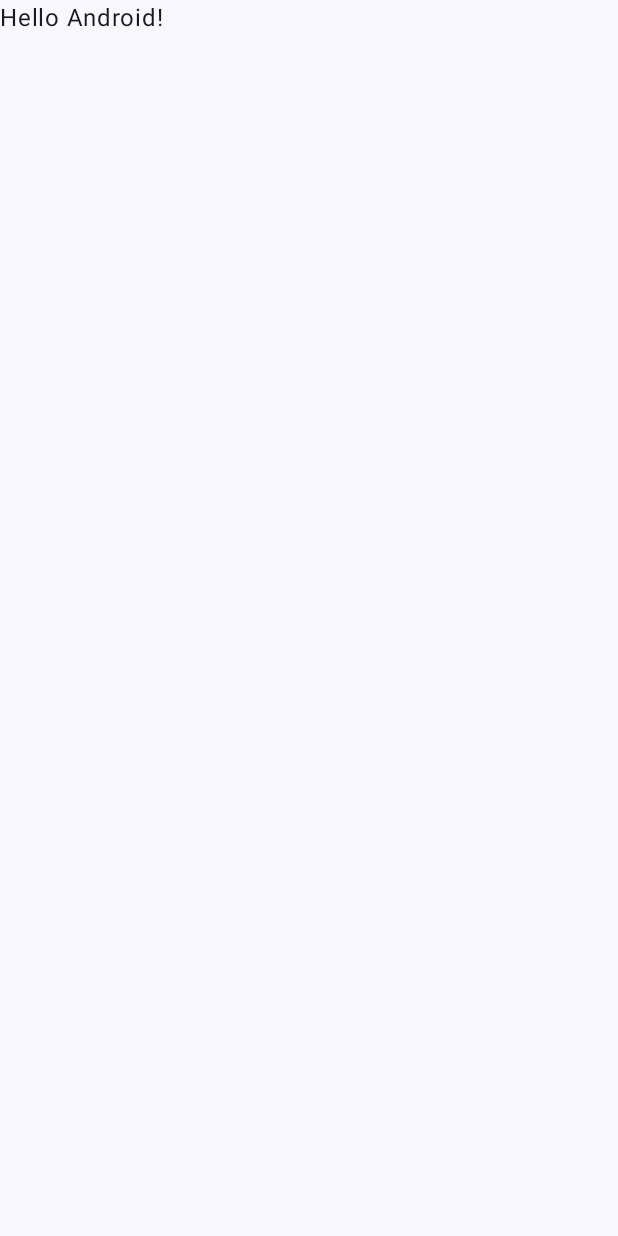
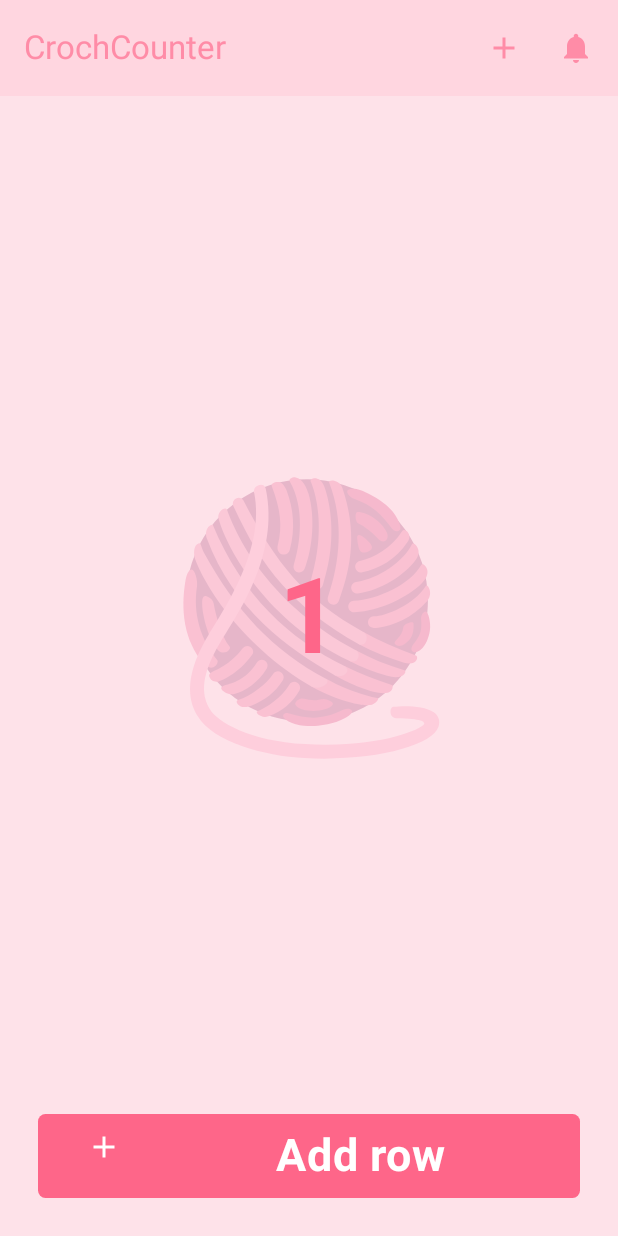
Before and after one commit to mathiasbolle/CrochCounter, an Android app built with Jetpack Compose: the screen it shows after launch (MainActivity), on a phone screen of 412 x 824 dp. Before the commit the screen is almost empty. Run offline under Robolectric (Android 15) with nearby library versions, the phone set to English and light mode, and no system bars.

Commit message:
Basic layout main screen

```diff
--- a/app/src/main/java/be/mbolle/crochcounter/MainActivity.kt
+++ b/app/src/main/java/be/mbolle/crochcounter/MainActivity.kt
@@ -4,13 +4,7 @@ import android.os.Bundle
 import androidx.activity.ComponentActivity
 import androidx.activity.compose.setContent
 import androidx.activity.enableEdgeToEdge
-import androidx.compose.foundation.layout.fillMaxSize
-import androidx.compose.foundation.layout.padding
-import androidx.compose.material3.Scaffold
-import androidx.compose.material3.Text
-import androidx.compose.runtime.Composable
-import androidx.compose.ui.Modifier
-import androidx.compose.ui.tooling.preview.Preview
+import be.mbolle.crochcounter.ui.CrochCounterApp
 import be.mbolle.crochcounter.ui.theme.CrochCounterTheme
 
 class MainActivity : ComponentActivity() {
@@ -19,29 +13,8 @@ class MainActivity : ComponentActivity() {
         enableEdgeToEdge()
         setContent {
             CrochCounterTheme {
-                Scaffold(modifier = Modifier.fillMaxSize()) { innerPadding ->
-                    Greeting(
-                        name = "Android",
-                        modifier = Modifier.padding(innerPadding)
-                    )
-                }
+                CrochCounterApp()
             }
         }
     }
 }
-
-@Composable
-fun Greeting(name: String, modifier: Modifier = Modifier) {
-    Text(
-        text = "Hello $name!",
-        modifier = modifier
-    )
-}
-
-@Preview(showBackground = true)
-@Composable
-fun GreetingPreview() {
-    CrochCounterTheme {
-        Greeting("Android")
-    }
-}
--- /dev/null
+++ b/app/src/main/java/be/mbolle/crochcounter/ui/CrochCounterApp.kt
@@ -0,0 +1,84 @@
+package be.mbolle.crochcounter.ui
+
+import androidx.compose.foundation.layout.Box
+import androidx.compose.foundation.layout.fillMaxSize
+import androidx.compose.foundation.layout.fillMaxWidth
+import androidx.compose.foundation.layout.height
+import androidx.compose.foundation.layout.padding
+import androidx.compose.material.icons.Icons
+import androidx.compose.material.icons.filled.Notifications
+import androidx.compose.material.icons.sharp.Add
+import androidx.compose.material3.ExperimentalMaterial3Api
+import androidx.compose.material3.Icon
+import androidx.compose.material3.IconButton
+import androidx.compose.material3.IconButtonDefaults
+import androidx.compose.material3.Scaffold
+import androidx.compose.material3.Text
+import androidx.compose.material3.TopAppBar
+import androidx.compose.material3.TopAppBarDefaults
+import androidx.compose.runtime.Composable
+import androidx.compose.ui.Alignment
+import androidx.compose.ui.Modifier
+import androidx.compose.ui.graphics.Color
+import androidx.compose.ui.res.stringResource
+import androidx.compose.ui.tooling.preview.Preview
+import androidx.compose.ui.unit.dp
+import be.mbolle.crochcounter.R
+import be.mbolle.crochcounter.ui.composables.Button
+import be.mbolle.crochcounter.ui.composables.Counter
+
+@Preview
+@Composable
+fun CrochCounterApp(modifier: Modifier = Modifier) {
+    Scaffold(
+        modifier = Modifier.fillMaxSize(),
+        containerColor = Color(0XFFFEE2E9),
+        topBar = {
+            TopCrocherBar()
+        }
+    ) { innerPadding ->
+        CrosherContent(modifier = Modifier
+            .padding(innerPadding)
+            .fillMaxSize())
+    }
+}
+
+@OptIn(ExperimentalMaterial3Api::class)
+@Composable
+fun TopCrocherBar(modifier: Modifier = Modifier) {
+    TopAppBar(
+        colors = TopAppBarDefaults.topAppBarColors(
+            containerColor = Color(0XFFFFD6E0),
+            titleContentColor = Color(0XFFFF8CA7),
+        ),
+        title = {
+            Text(stringResource(R.string.app_name))
+        },
+
+        actions = {
+            IconButton(onClick = { /* do something! */ }, colors = IconButtonDefaults.iconButtonColors(contentColor = Color(0XFFFF8CA7))) {
+                Icon(
+                    imageVector = Icons.Sharp.Add,
+                    contentDescription = stringResource(R.string.subtract_btn)
+                )
+            }
+            IconButton(onClick = { /* do something! */ },  colors = IconButtonDefaults.iconButtonColors(contentColor = Color(0XFFFF8CA7))) {
+                Icon(
+                    imageVector = Icons.Filled.Notifications,
+                    contentDescription = stringResource(R.string.reset_btn)
+                )
+            }
+        }
+    )
+}
+
+@Composable
+fun CrosherContent(modifier: Modifier = Modifier) {
+    Box(modifier = Modifier.fillMaxSize()) {
+        Counter(value = "1", modifier = Modifier.height(200.dp).align(Alignment.Center))
+        Button(modifier = Modifier
+            .fillMaxWidth()
+            .align(Alignment.BottomCenter)
+            , onClick = {}, label = "Add row")
+    }
+}
--- /dev/null
+++ b/app/src/main/java/be/mbolle/crochcounter/ui/composables/Button.kt
@@ -0,0 +1,45 @@
+package be.mbolle.crochcounter.ui.composables
+
+import androidx.compose.foundation.background
+import androidx.compose.foundation.clickable
+import androidx.compose.foundation.layout.Row
+import androidx.compose.foundation.layout.padding
+import androidx.compose.foundation.shape.RoundedCornerShape
+import androidx.compose.material.icons.Icons
+import androidx.compose.material.icons.sharp.Add
+import androidx.compose.material3.Icon
+import androidx.compose.material3.Text
+import androidx.compose.runtime.Composable
+import androidx.compose.ui.Modifier
+import androidx.compose.ui.graphics.Color
+import androidx.compose.ui.res.stringResource
+import androidx.compose.ui.text.font.FontWeight
+import androidx.compose.ui.text.style.TextAlign
+import androidx.compose.ui.unit.dp
+import androidx.compose.ui.unit.sp
+import be.mbolle.crochcounter.R
+
+@Composable
+fun Button(
+    modifier: Modifier = Modifier,
+    label: String,
+    onClick: () -> Unit
+) {
+    Row(
+        modifier = modifier.padding(25.dp)
+            .background(color = Color(0XFFFE6689), shape = RoundedCornerShape(5.dp))
+            .clickable { onClick() }
+            .padding(10.dp)
+            ) {
+
+        Icon(
+            imageVector = Icons.Sharp.Add,
+            contentDescription = stringResource(R.string.add_btn),
+            modifier = Modifier.weight(0.2f),
+            tint = Color.White
+        )
+
+        Text(text = label, modifier = Modifier.weight(0.8F), textAlign = TextAlign.Center, color = Color.White, fontWeight = FontWeight.Bold, fontSize = 30.sp
+        )
+    }
+}
--- /dev/null
+++ b/app/src/main/java/be/mbolle/crochcounter/ui/composables/Counter.kt
@@ -0,0 +1,40 @@
+package be.mbolle.crochcounter.ui.composables
+
+import androidx.compose.foundation.Image
+import androidx.compose.foundation.layout.Box
+import androidx.compose.foundation.layout.aspectRatio
+import androidx.compose.material3.Text
+import androidx.compose.runtime.Composable
+import androidx.compose.ui.Alignment
+import androidx.compose.ui.Modifier
+import androidx.compose.ui.graphics.Color
+import androidx.compose.ui.layout.ContentScale
+import androidx.compose.ui.res.painterResource
+import androidx.compose.ui.text.font.FontWeight
+import androidx.compose.ui.tooling.preview.Preview
+import androidx.compose.ui.unit.sp
+import be.mbolle.crochcounter.R
+
+@Composable
+fun Counter(modifier: Modifier = Modifier, value: String) {
+    Box(
+        modifier = modifier
+    ) {
+
+        Image(
+            painter = painterResource(R.drawable.yarn),
+            contentDescription = "background yarn",
+            contentScale = ContentScale.Fit,
+            alpha = 0.2f,
+            modifier = Modifier.aspectRatio(1f),
+        )
+        Text(text = value, fontSize = 70.sp, fontWeight = FontWeight.Bold, color = Color(0XFFFE6689),
+            modifier = Modifier.align(alignment = Alignment.Center))
+    }
+}
+
+@Composable
+@Preview
+fun CounterPreview(counter: String = "1") {
+    Counter(value = counter)
+}
--- /dev/null
+++ b/app/src/main/res/drawable/yarn.xml
@@ -0,0 +1,99 @@
+<vector xmlns:android="http://schemas.android.com/apk/res/android"
+    android:width="800dp"
+    android:height="800dp"
+    android:viewportWidth="128"
+    android:viewportHeight="128">
+  <path
+      android:pathData="M63.13,56.58m-51.61,0a51.61,51.61 0,1 1,103.22 0a51.61,51.61 0,1 1,-103.22 0"
+      android:fillColor="#880e4f"/>
+  <path
+      android:pathData="M53.34,36.91c-0.12,0 -0.25,-0.03 -0.37,-0.04c-2.11,-0.12 -2.67,-2.52 -2.32,-3.84c2.16,-8.27 1.09,-15.62 -2.45,-25.01c-0.73,-1.92 2.18,-2.42 3.45,-1.91c1.22,0.49 2.35,2.25 2.84,3.58c2.93,7.93 3.75,16.26 1.33,25.17c-0.32,1.2 -1.28,2.08 -2.48,2.05z"
+      android:fillColor="#ec407a"/>
+  <path
+      android:pathData="M59.8,44.58c-0.22,0 -0.44,-0.04 -0.66,-0.11a2.47,2.47 0,0 1,-1.65 -3.08c2.78,-9.2 4.81,-24.24 -1.63,-35.54c-0.68,-1.19 1.05,-1.97 2.41,-1.84c3.12,0.28 4.94,4.95 5.54,7.03c2.82,9.71 1.9,22.69 -1.59,31.78c-0.4,1.07 -1.34,1.79 -2.42,1.76z"
+      android:fillColor="#ec407a"/>
+  <path
+      android:pathData="M66.46,51.83c-1.7,-0.49 -2.02,-2.73 -1.63,-4.04c7.74,-25.94 -0.05,-41.88 -0.11,-42.05c-0.48,-1.28 3.72,-3.03 5.79,2.16c0.3,0.75 7.21,18.1 -0.58,42c-0.37,1.1 -1.69,2.45 -3.47,1.93z"
+      android:fillColor="#ec407a"/>
+  <path
+      android:pathData="M22.42,90.5c-0.72,-0.85 -1.62,-2.2 -0.48,-2.96c1.89,-1.27 8.38,-3.33 13.57,-10.37c0.81,-1.1 2.18,-1.61 3.37,-0.93c1.19,0.67 1.72,2.26 0.93,3.37c-6.3,8.88 -13.97,11.28 -14.28,11.46c-0.38,0.22 -2.39,0.28 -3.11,-0.57z"
+      android:fillColor="#ec407a"/>
+  <path
+      android:pathData="M26.59,94.19c-0.52,-1.3 2.8,-1.87 2.8,-1.87c1.47,-0.56 7.5,-1.69 12.31,-9.26c0.73,-1.15 2.19,-1.6 3.37,-0.92c1.19,0.68 1.6,2.19 0.92,3.37c-3.23,5.66 -9.54,9.9 -13.86,10.93c-2.31,0.55 -5.03,-0.98 -5.54,-2.25z"
+      android:fillColor="#ec407a"/>
+  <path
+      android:pathData="M34.67,101.6c-1.53,-0.81 -1.98,-2.29 -1.01,-2.61c5.73,-1.85 11.99,-6.63 15.03,-11.13c0.76,-1.13 2.3,-1.43 3.43,-0.66c1.13,0.76 1.42,2.3 0.66,3.43c-3.57,5.38 -7.21,8.1 -13.15,10.68c-1.13,0.49 -3.53,1.05 -4.96,0.29z"
+      android:fillColor="#ec407a"/>
+  <path
+      android:pathData="M41.99,103.81c3.75,-1.72 10,-5.28 13.62,-11.35c0.7,-1.17 2.22,-1.56 3.39,-0.86c1.17,0.7 1.56,2.22 0.86,3.39c-2.92,4.9 -6.98,8.77 -13.17,10.95c-3.01,1.07 -5.94,-1.55 -4.7,-2.13z"
+      android:fillColor="#ec407a"/>
+  <path
+      android:pathData="M18.96,83.36c-8.33,-9.82 -9.8,-22.64 -7.66,-35.34c0.49,-2.92 1.56,-4.74 2.62,-4.73c1.37,0.02 2.69,4.72 2.29,7.27c-1.8,11.47 1.52,22.72 8.7,31.47c0.43,0.53 -0.18,2.32 -1.71,2.99c-1.53,0.66 -3.24,-0.48 -4.24,-1.66z"
+      android:fillColor="#ec407a"/>
+  <path
+      android:pathData="M25.31,77.83c-3.77,-3.54 -6.89,-14.62 -6.9,-19.89c0,-1.37 0.01,-3.34 1.38,-3.34c0,0 3.06,0.47 3.57,3.33c0.73,4.12 3.01,13.58 6.81,18.37c0.85,1.07 -2.29,3.94 -4.86,1.53z"
+      android:fillColor="#ec407a"/>
+  <path
+      android:pathData="M66.43,110.1c-4.35,0.22 -11.03,-0.69 -13.22,-3.69c-0.81,-1.1 0.64,-2.14 1.96,-1.79c7.96,2.15 13.47,3.4 23.64,-1.54c2.06,-1 4.34,0.05 3.32,1.49c-1.43,2.03 -7.88,5.18 -15.7,5.53z"
+      android:fillColor="#d81b60"/>
+  <path
+      android:pathData="M58.27,101.13c-0.77,-1.13 1.52,-3.02 2.88,-2.8c2.15,0.34 3.64,0.72 5.14,0.78c1.54,0.06 3.43,-0.5 4.01,-0.5c1.37,0 4.65,1.35 3.81,2.43c-2.6,3.34 -13.41,3.64 -15.84,0.09z"
+      android:fillColor="#d81b60"/>
+  <path
+      android:pathData="M86.48,44.57c-1.25,0.15 -2.43,-0.68 -2.7,-1.93c-0.29,-1.33 0.56,-2.65 1.89,-2.94c5.89,-1.28 13.57,-5.67 18.05,-12.72c1.07,-1.69 4.4,1.48 2.61,4.16c-5.38,8.09 -12.43,11.84 -19.61,13.39c-0.08,0.01 -0.16,0.03 -0.24,0.04z"
+      android:fillColor="#ec407a"/>
+  <path
+      android:pathData="M84.77,53.52a2.47,2.47 0,0 1,-2.74 -2.11c-0.19,-1.35 0.74,-2.61 2.1,-2.8c9.69,-1.39 20.28,-8.78 23.84,-16.18c0.59,-1.23 4.68,2.4 1.76,6.45c-5.21,7.21 -15.43,13.27 -24.89,14.62c-0.03,0.02 -0.05,0.02 -0.07,0.02z"
+      android:fillColor="#ec407a"/>
+  <path
+      android:pathData="M85.66,61.38c-0.79,0.09 -1.57,0.16 -2.32,0.19c-1.36,0.06 -2.52,-1 -2.58,-2.37c-0.06,-1.37 1,-2.53 2.37,-2.57c9.91,-0.42 24.32,-7.08 28.79,-15.37c0.65,-1.2 4.79,2.2 1.27,6.66c-2.64,3.35 -6.8,6.09 -11.56,8.48c-5.16,2.6 -10.96,4.39 -15.97,4.98z"
+      android:fillColor="#ec407a"/>
+  <path
+      android:pathData="M93.49,68.14c-0.7,0.08 -1.35,0.12 -1.93,0.1a2.46,2.46 0,0 1,-2.41 -2.53a2.46,2.46 0,0 1,2.53 -2.41c4.57,0.1 16.91,-4.7 22.15,-12.93c0.74,-1.15 3.47,3.15 0.52,6.51c-6.38,7.27 -14.83,10.55 -20.86,11.26z"
+      android:fillColor="#ec407a"/>
+  <path
+      android:pathData="M74.42,58.31c-0.3,0 -0.6,-0.05 -0.9,-0.17c-1.27,-0.49 -1.85,-1.91 -1.41,-3.2c5.09,-14.93 6.87,-32.53 0.47,-48.74c-0.5,-1.27 4.38,-1.44 5.67,2.35c6.08,17.94 4.25,32.46 -1.53,48.18c-0.36,0.99 -1.31,1.58 -2.3,1.58z"
+      android:fillColor="#ec407a"/>
+  <path
+      android:pathData="M93.08,29.81c-1.27,-1.59 -6.13,-5.43 -8.01,-6.09c-1.29,-0.46 -1.74,-4.9 -0.37,-4.9c4.5,-0.01 10.67,4.44 12.51,8.7c1.36,3.15 -1.53,5.54 -4.13,2.29z"
+      android:fillColor="#d81b60"/>
+  <path
+      android:pathData="M99.36,25.81c-4.43,-5.92 -7.99,-9.81 -16.19,-12.69c-1.89,-0.67 -3.68,-2.99 -2.53,-3.73c2.13,-1.38 6.1,0.3 7.21,0.83c4.34,2.07 8.36,4.29 11.74,8.22c1.91,2.22 4.15,6.85 3.24,7.86c-1.38,1.53 -2.98,0.16 -3.47,-0.49z"
+      android:fillColor="#d81b60"/>
+  <path
+      android:pathData="M100.6,74.95c-0.72,-1.16 3.29,-2.83 3.65,-7.07c0.12,-1.36 4.26,-2.96 4.35,-1.6c0.34,5.3 -1.53,7.23 -3.61,8.74c-2.27,1.63 -3.93,0.69 -4.39,-0.07z"
+      android:fillColor="#d81b60"/>
+  <path
+      android:pathData="M108.84,78.57c-1.85,-0.42 -1.11,-2.41 -0.25,-3.47c3.28,-4.02 3.58,-6.17 3.24,-10.55c-0.17,-2.16 1.6,-4.09 2.44,-3.02c1.09,1.4 1.91,5.49 1.13,8.85c-1.84,7.99 -5.98,8.32 -6.56,8.19z"
+      android:fillColor="#d81b60"/>
+  <path
+      android:pathData="M90.09,32.14c0.3,0.39 0.59,0.81 0.71,1.28c0.13,0.48 0.07,1.03 -0.25,1.4c-0.22,0.25 -0.52,0.4 -0.82,0.54c-0.57,0.27 -1.14,0.54 -1.76,0.65c-0.62,0.11 -1.29,0.04 -1.8,-0.32c-0.64,-0.46 -0.9,-1.28 -1.07,-2.04c-0.29,-1.24 -0.47,-2.5 -0.56,-3.77c-0.02,-0.3 -0.03,-0.63 0.11,-0.9c0.85,-1.6 4.86,2.43 5.44,3.16z"
+      android:fillColor="#d81b60"/>
+  <path
+      android:pathData="M93.08,98.12c-5.88,-1.03 -11.78,-3.33 -17.55,-5.95c-1.33,-0.64 -2.61,-1.31 -3.89,-1.99c-2.12,1.2 -4.4,2.17 -6.78,2.89c6.31,3.53 11.55,5.44 15.39,6.58c6.57,1.96 9.26,1.6 9.82,1.52c2.16,-0.33 4.35,-2.78 3.01,-3.05z"
+      android:fillColor="#ec407a"/>
+  <path
+      android:pathData="M19.25,36.29c-0.65,-1.2 -1.62,-4.18 -1.62,-4.18c-1.72,-0.21 -3.13,2.01 -2.5,5.78c0.37,2.17 10.16,26.84 39.1,48.29c3.8,2.82 7.35,5.07 10.62,6.9c0,0 2.3,1.52 5.44,-0.1c2.66,-1.37 1.34,-2.8 1.34,-2.8c-23.35,-12.3 -39.34,-29.94 -52.38,-53.89z"
+      android:fillColor="#f06292"/>
+  <path
+      android:pathData="M99.65,92.69c-7.07,-2.26 -13.93,-4.96 -20.49,-8.21c-1.33,1.4 -2.79,2.67 -4.36,3.81c1.39,0.78 2.77,1.53 4.14,2.26c4.31,2.3 21.55,9.8 20.71,2.14z"
+      android:fillColor="#ec407a"/>
+  <path
+      android:pathData="M79.15,84.48c-23.4,-11.59 -43.54,-29.75 -56.26,-60.41c-3.35,0.74 -3,4.67 -2.52,5.95c11.37,30.25 34.4,47.04 54.42,58.27c0,0 3.16,1.74 5.25,-0.93c1.25,-1.61 -0.89,-2.88 -0.89,-2.88z"
+      android:fillColor="#f06292"/>
+  <path
+      android:pathData="M104.68,86.24c-7.41,-2.11 -14.32,-5.04 -20.73,-8.5a29.55,29.55 0,0 1,-2.86 4.5c5.12,2.6 10.53,4.8 16.21,6.45c7.18,2.07 8.73,-2.22 7.38,-2.45z"
+      android:fillColor="#ec407a"/>
+  <path
+      android:pathData="M29.04,17.83c-0.82,-1.73 -4.28,0.9 -3.68,3.63c3.73,13.58 20.96,44.14 55.73,60.78c0,0 2.78,1.22 3.84,-1.1c1.06,-2.33 -0.97,-3.4 -0.97,-3.4c-36.53,-19.43 -50.4,-47.26 -54.92,-59.91z"
+      android:fillColor="#f06292"/>
+  <path
+      android:pathData="M109.63,79.99c-8.36,-3.08 -15.83,-6.41 -22.61,-10.16c-0.05,0.39 -0.11,0.78 -0.2,1.14c-0.35,1.51 -0.82,2.96 -1.38,4.35c5.91,3.03 12.27,5.62 19.13,7.77c5.48,1.53 6.34,-2.61 5.06,-3.1z"
+      android:fillColor="#ec407a"/>
+  <path
+      android:pathData="M87.02,69.83C62.3,56.24 49.81,40.71 36.04,13.9c-1.68,-2.7 -5.77,-0.23 -4.18,2.64C44,42.87 56.96,59.21 85.44,75.33c0,0 2.18,0.85 3.02,-1.69c0.53,-1.6 0.03,-3.01 -1.44,-3.81z"
+      android:fillColor="#f06292"/>
+  <path
+      android:pathData="M70.52,124c-2.77,0 -5.58,-0.07 -8.39,-0.23c-17.33,-0.96 -38.97,-6.92 -45.51,-17.77c-2.05,-3.39 -8.28,-13.72 4.43,-34.62c7.13,-11.72 24.26,-36.76 19.57,-60.68c0,0 -0.65,-2.3 1.4,-3.17c3.03,-1.28 3.52,1.32 3.52,1.32c5.99,27.91 -11.91,53.31 -19.4,65.62c-9.71,15.97 -7.17,23.88 -4.42,28.44c3.18,5.26 16.65,13.57 40.74,14.9c30.28,1.67 48.81,-5.9 50.71,-8.61c0.07,-1.02 -0.59,-2.22 -11.95,-2.46c-3.15,-0.07 -2.86,-4.67 -1.28,-4.85c4.62,-0.54 13.31,-0.54 17.29,2.34c2.01,1.46 2.85,3.61 2.06,6.11c-2.37,7.49 -23.46,13.66 -48.77,13.66zM113.25,109.1z"
+      android:fillColor="#ff80ab"/>
+</vector>
--- a/app/src/main/res/values/strings.xml
+++ b/app/src/main/res/values/strings.xml
@@ -1,3 +1,6 @@
 <resources>
     <string name="app_name">CrochCounter</string>
+    <string name="subtract_btn">Subtract counter with 1</string>
+    <string name="reset_btn">Reset counter</string>
+    <string name="add_btn">Add a Row</string>
 </resources>
```
